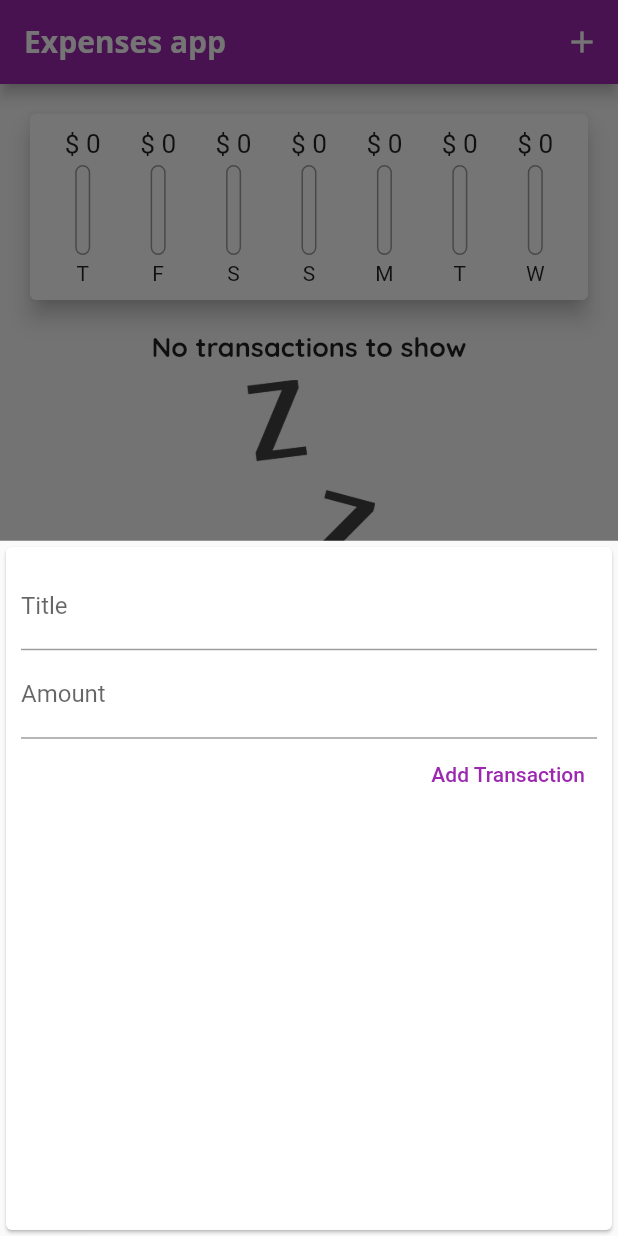
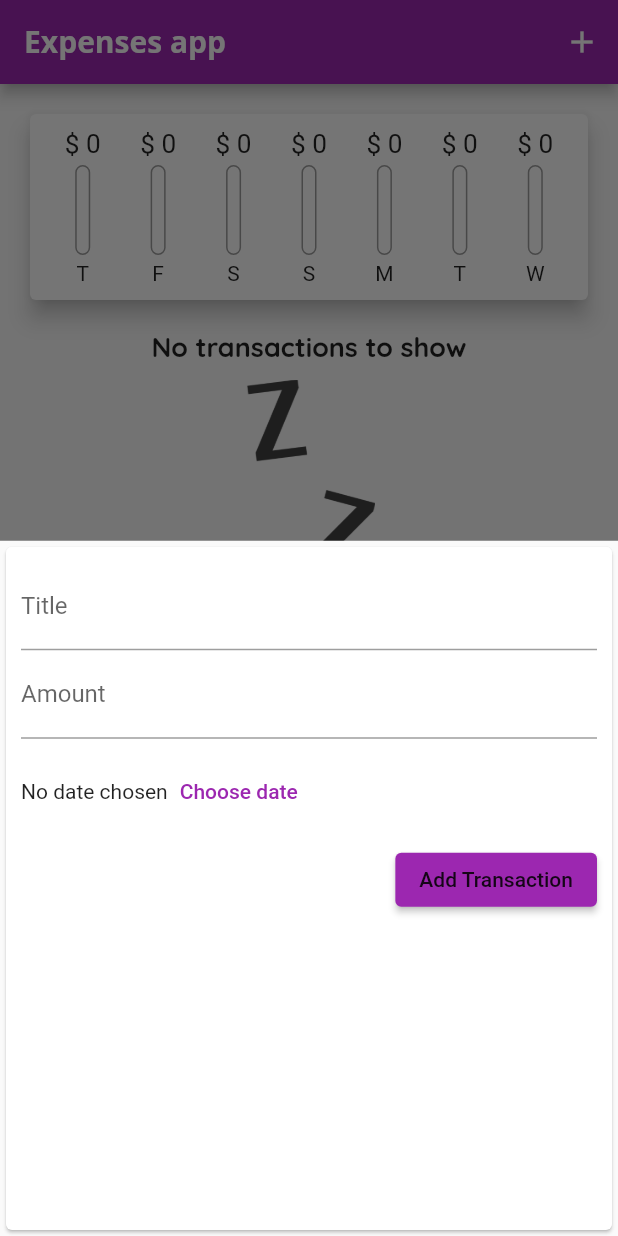
Before and after one commit to BrunoCodeman/flutter_course_expenses_app, a Flutter app: the screen it shows after launch, after a tap on the "add" icon, on a phone screen of 412 x 824 dp. Run offline on Flutter 3.47's test engine with Material 2 defaults, Android fonts, the phone set to English and light mode, and no system bars.

Commit message:
up to class 110

```diff
--- a/lib/main.dart
+++ b/lib/main.dart
@@ -14,7 +14,7 @@ class MyApp extends StatelessWidget {
       home: MyHomePage(),
       theme: ThemeData(
         primarySwatch: Colors.purple,
-        accentColor: Colors.amber,
+        //colorScheme: ColorScheme.light(),
         fontFamily: 'QuickSand',
         textTheme: ThemeData.light().textTheme.copyWith(
               headline6: TextStyle(
@@ -30,6 +30,7 @@ class MyApp extends StatelessWidget {
                   fontSize: 20,
                   fontWeight: FontWeight.bold,
                 ),
+                button: TextStyle(color: Colors.white),
               ),
         ),
       ),
--- a/lib/widgets/new_transaction.dart
+++ b/lib/widgets/new_transaction.dart
@@ -46,12 +46,29 @@ class _NewTransactionState extends State<NewTransaction> {
               controller: amountController,
               onSubmitted: (_) => _saveData(),
             ),
-            TextButton(
+            Container(
+              height: 70,
+              child: Row(
+                children: [
+                  Text("No date chosen"),
+                  TextButton(
+                    onPressed: () {},
+                    child: Text(
+                      "Choose date",
+                      style: TextStyle(
+                        color: Theme.of(context).primaryColor,
+                      ),
+                    ),
+                  ),
+                ],
+              ),
+            ),
+            ElevatedButton(
               onPressed: _saveData,
               child: Text(
                 'Add Transaction',
                 style: TextStyle(
-                  color: Colors.purple,
+                  color: Theme.of(context).textTheme.button!.color,
                 ),
               ),
             )
```
